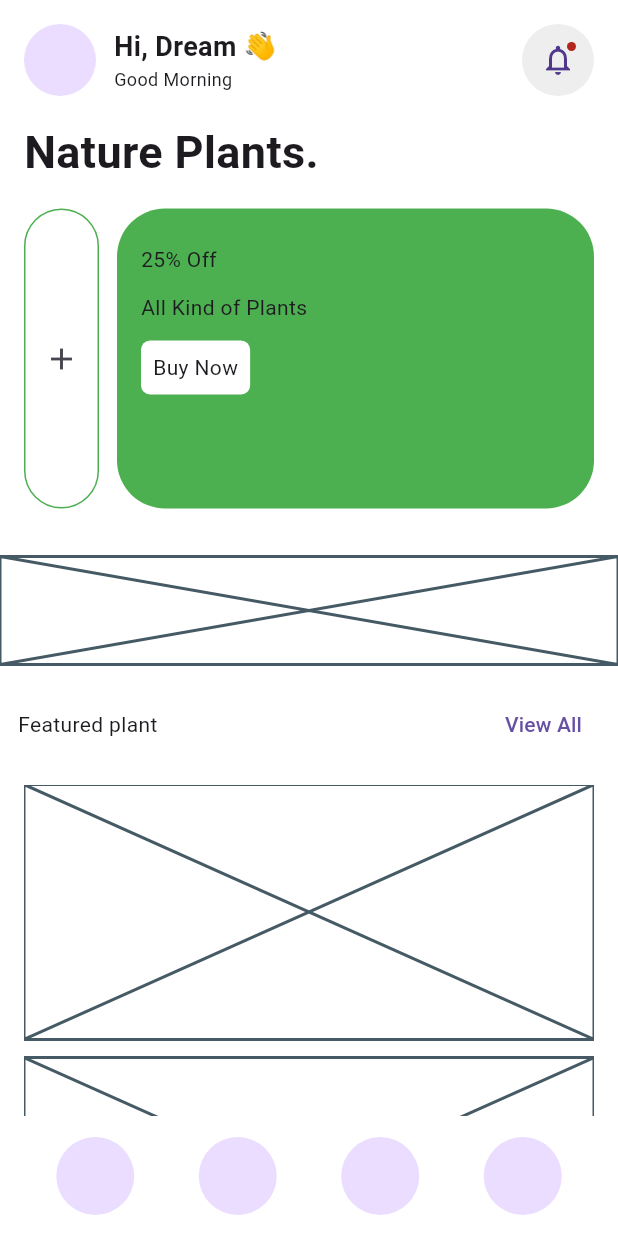
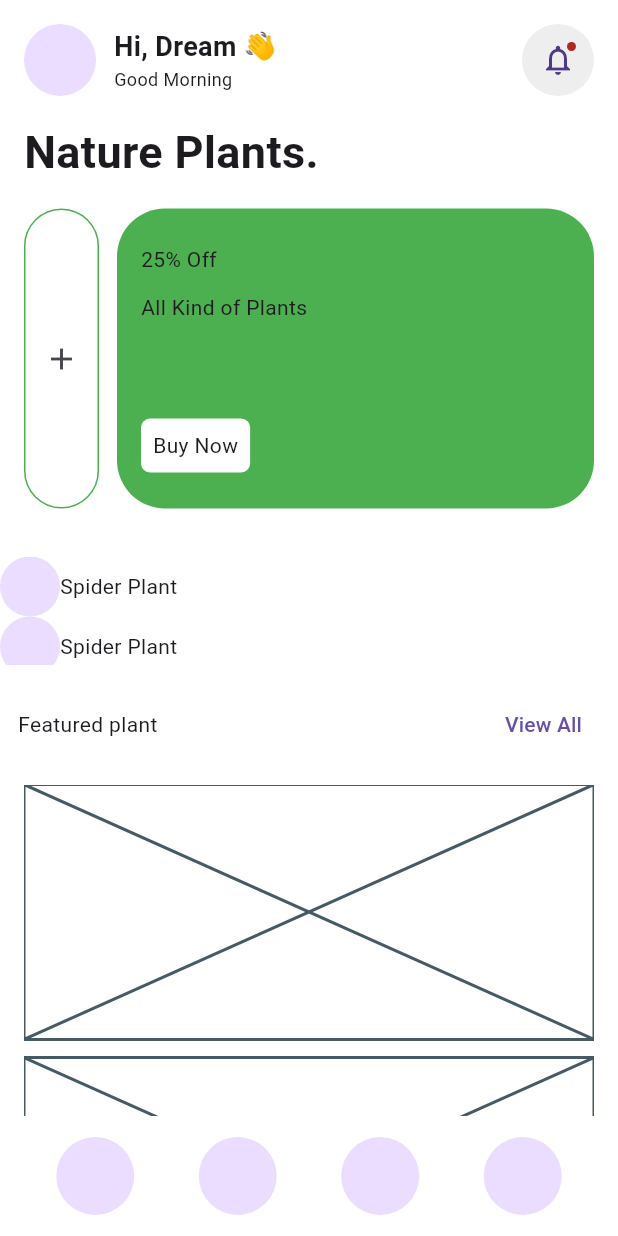
Before and after one commit to JAICHANGPARK/flutter_notebook_chapter_45, a Flutter app: the PlantHomePage screen opened directly, on a phone screen of 412 x 824 dp. Run offline on Flutter 3.47's test engine with Material 3 defaults, Android fonts, the phone set to English and light mode, and no system bars; our stand-ins replace gap, hugeicons, smooth_page_indicator.

Commit message:
Update plant_home_page.dart

```diff
--- a/lib/ep2265_plant_shop_app/ui/plant_home_page.dart
+++ b/lib/ep2265_plant_shop_app/ui/plant_home_page.dart
@@ -98,6 +98,7 @@ class _PlantHomePageState extends State<PlantHomePage> {
                                     children: [
                                       Text("25% Off"),
                                       Text("All Kind of Plants"),
+                                      Spacer(),
                                       Container(
                                         decoration: BoxDecoration(
                                           color: Colors.white,
@@ -122,7 +123,20 @@ class _PlantHomePageState extends State<PlantHomePage> {
               ),
             ),
 
-            Container(height: 72, child: Placeholder()),
+            Container(height: 72, child: ListView.builder(itemBuilder: (context,index){
+              return Container(
+                decoration: ShapeDecoration(shape: StadiumBorder(),
+
+
+                ),
+                child: Row(
+                  children: [
+                    CircleAvatar(),
+                    Text("Spider Plant")
+                  ],
+                ),
+              );
+            })),
             Padding(
               padding: const EdgeInsets.symmetric(horizontal: 12),
               child: Row(
```
